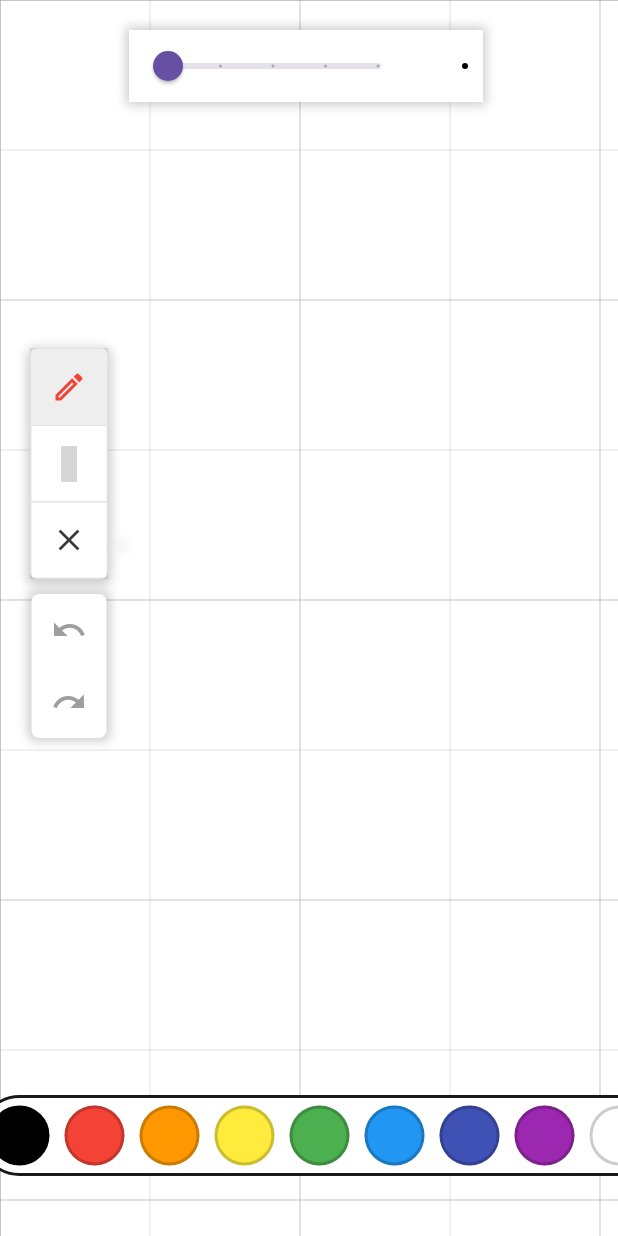
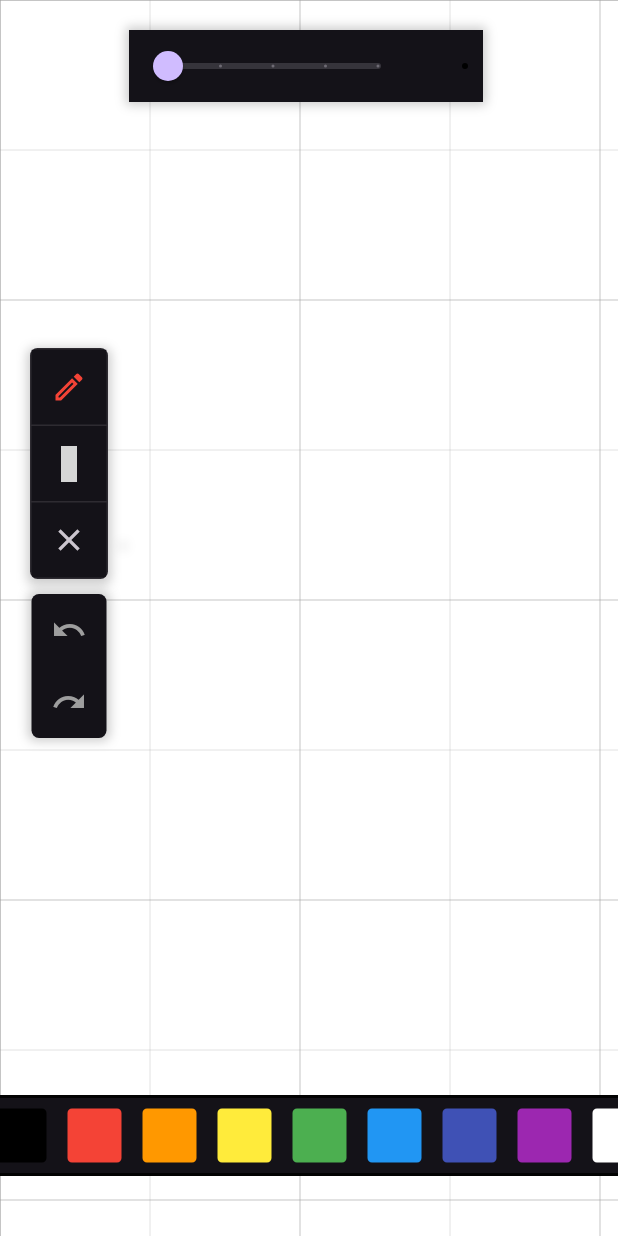
Before and after one commit to treboard/treboard, a Flutter app: the screen it shows after launch, on a phone screen of 412 x 824 dp. Run offline on Flutter 3.47's test engine with Material 2 defaults, Android fonts, the phone set to English and light mode, and no system bars; our stand-ins replace flutter_riverpod; missing offline and left inert: carbon_icons, flutter_math_fork; grey boxes are pictures that could not be loaded.

Commit message:
add better themeing

```diff
--- a/lib/main.dart
+++ b/lib/main.dart
@@ -27,6 +27,8 @@ class _AppContextState extends State<AppContext> {
       debugShowCheckedModeBanner: false,
       title: 'TreBoard',
       theme: ThemeData(
+        // set dark
+        brightness: Brightness.dark,
         useMaterial3: true,
         splashColor: Colors.transparent,
         highlightColor: Colors.transparent,
--- a/lib/widgets/color_bar.dart
+++ b/lib/widgets/color_bar.dart
@@ -49,12 +49,12 @@ class _ColorBarState extends ConsumerState<ColorBar> {
               top: 10.0, bottom: 10.0, left: 5.0, right: 5.0),
           child: Container(
             decoration: BoxDecoration(
-              color: Colors.white,
+              color: Theme.of(context).scaffoldBackgroundColor,
               border: Border.all(
                 color: Colors.black.withOpacity(0.9),
                 width: 2.0,
               ),
-              borderRadius: BorderRadius.circular(50),
+              borderRadius: BorderRadius.circular(5),
             ),
             child: Row(
               crossAxisAlignment: CrossAxisAlignment.center,
@@ -71,7 +71,6 @@ class _ColorBarState extends ConsumerState<ColorBar> {
           )),
     );
   }
-}
 
   Widget colorCircle(Color color, bool isSelected,
       {required VoidCallback onTap}) {
@@ -85,11 +84,14 @@ Widget colorCircle(Color color, bool isSelected,
         decoration: BoxDecoration(
           color: color,
           border: Border.all(
-          color: isSelected ? Colors.black : Colors.black.withOpacity(0.2),
+            color: isSelected
+                ? Theme.of(context).primaryColor
+                : Theme.of(context).canvasColor,
             width: 2.0,
           ),
-        borderRadius: BorderRadius.circular(50),
+          borderRadius: BorderRadius.circular(5),
         ),
       ),
     );
   }
+}
--- a/lib/widgets/mdi.dart
+++ b/lib/widgets/mdi.dart
@@ -84,8 +84,8 @@ class _ResizableWindowState extends ConsumerState<ResizableWindow> {
           children: [
             Text(
               widget.title ?? "Untitled",
-              style: const TextStyle(
-                color: Colors.white,
+              style: TextStyle(
+                color: Theme.of(context).colorScheme.onPrimary,
                 fontSize: 16.0,
               ),
             ),
--- a/lib/widgets/toolbar.dart
+++ b/lib/widgets/toolbar.dart
@@ -72,11 +72,11 @@ class _ToolbarState extends ConsumerState<Toolbar> {
           children: [
             Container(
               decoration: BoxDecoration(
-                color: Colors.white,
+                color: Theme.of(context).cardColor,
                 borderRadius: BorderRadius.circular(5),
                 boxShadow: [
                   BoxShadow(
-                    color: Colors.black.withOpacity(0.2),
+                    color: Theme.of(context).shadowColor.withOpacity(0.2),
                     spreadRadius: 2,
                     blurRadius: 5,
                     offset: const Offset(0, 2),
@@ -88,7 +88,7 @@ class _ToolbarState extends ConsumerState<Toolbar> {
                   constraints:
                       const BoxConstraints(minWidth: 50, minHeight: 50),
                   direction: Axis.vertical,
-                  fillColor: Colors.grey[200],
+                  fillColor: Theme.of(context).cardColor,
                   isSelected: selected,
                   onPressed: (index) {
                     // set the selected tool
@@ -146,11 +146,11 @@ class _ToolbarState extends ConsumerState<Toolbar> {
               width: 50,
               margin: const EdgeInsets.only(top: 10),
               decoration: BoxDecoration(
-                color: Colors.white,
+                color: Theme.of(context).cardColor,
                 borderRadius: BorderRadius.circular(5),
                 boxShadow: [
                   BoxShadow(
-                    color: Colors.black.withOpacity(0.2),
+                    color: Theme.of(context).shadowColor.withOpacity(0.2),
                     spreadRadius: 2,
                     blurRadius: 5,
                   ),
@@ -163,7 +163,7 @@ class _ToolbarState extends ConsumerState<Toolbar> {
                   IconButton(
                     icon: Icon(Icons.undo_outlined,
                         color: ref.read(boardProvider).allStrokes.isNotEmpty
-                            ? Colors.black
+                            ? Theme.of(context).iconTheme.color
                             : Colors.grey),
                     onPressed: () {
                       // remove the last stroke
@@ -192,7 +192,7 @@ class _ToolbarState extends ConsumerState<Toolbar> {
         Container(
           margin: const EdgeInsets.only(left: 10),
           decoration: BoxDecoration(
-            color: Colors.white,
+            color: Theme.of(context).cardColor,
             borderRadius: BorderRadius.circular(5),
             boxShadow: [
               BoxShadow(
@@ -208,7 +208,7 @@ class _ToolbarState extends ConsumerState<Toolbar> {
             child: ToggleButtons(
                 constraints: const BoxConstraints(minWidth: 50, minHeight: 50),
                 direction: Axis.vertical,
-                fillColor: Colors.grey[200],
+                fillColor: Theme.of(context).cardColor,
                 isSelected: shapeSelected,
                 onPressed: (index) {
                   // set the selected tool
--- a/lib/widgets/whiteboard.dart
+++ b/lib/widgets/whiteboard.dart
@@ -138,7 +138,7 @@ class _WhiteBoardState extends ConsumerState<WhiteBoard> {
                     MediaQuery.of(context).size.width / 2 - (2 * 20 + 200) / 2,
                 child: Container(
                   decoration: BoxDecoration(
-                    color: Colors.white,
+                    color: Theme.of(context).scaffoldBackgroundColor,
                     boxShadow: [
                       BoxShadow(
                         color: Colors.black.withOpacity(0.2),
```
Also changed, not shown: pubspec.lock. Lines whose indentation alone changed are shown as unchanged.
